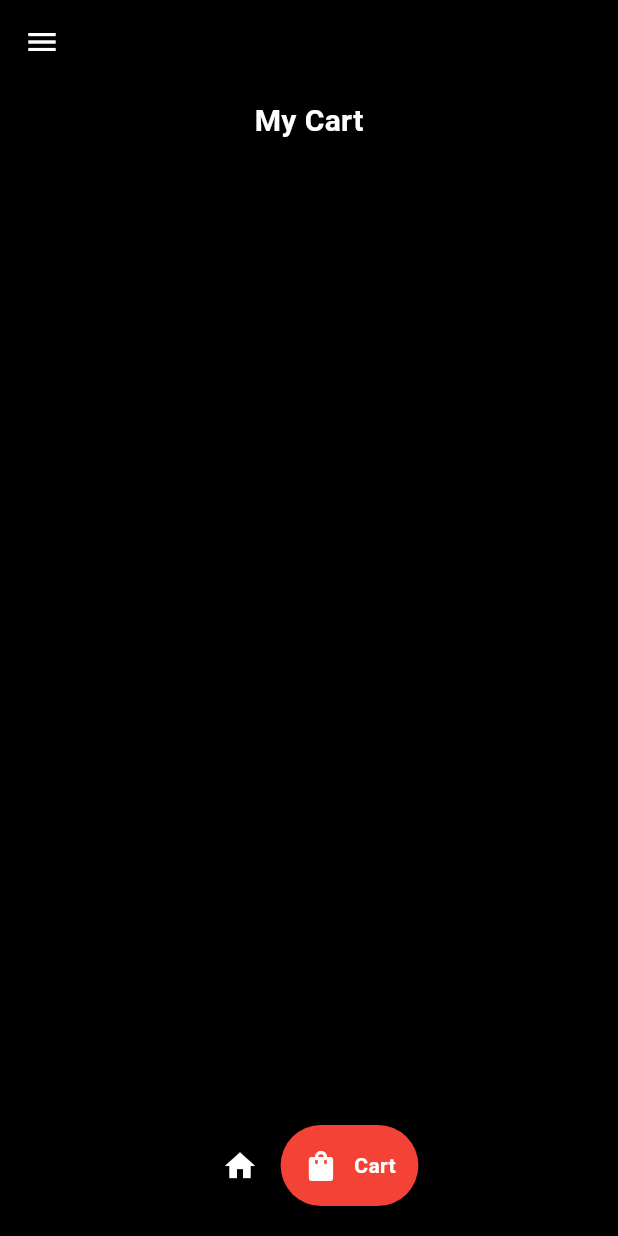
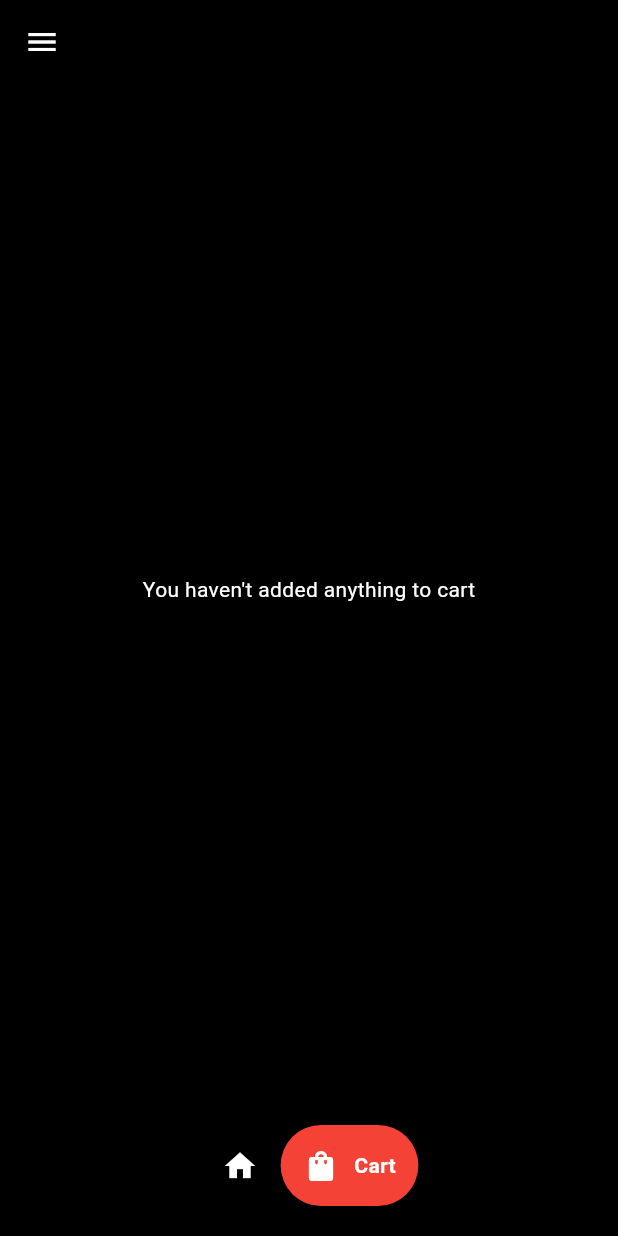
Before and after one commit to itsHuaan/Shop_App, a Flutter app: the HomePage screen opened directly, item 2 of the bottom bar chosen, on a phone screen of 412 x 824 dp. Run offline on Flutter 3.47's test engine with Material 3 defaults, Android fonts, the phone set to English and light mode, and no system bars; drawn by our look-alikes of google_nav_bar.

Commit message:
cart page adjusted

```diff
--- a/lib/pages/cart_page.dart
+++ b/lib/pages/cart_page.dart
@@ -10,7 +10,8 @@ class CartPage extends StatelessWidget {
   @override
   Widget build(BuildContext context) {
     return Consumer<Cart>(
-      builder: (context, value, child) => Padding(
+      builder: (context, value, child) => value.getUserCart().isNotEmpty
+          ? Padding(
               padding: const EdgeInsets.all(10.0),
               child: Column(
                 children: [
@@ -36,6 +37,12 @@ class CartPage extends StatelessWidget {
                   ),
                 ],
               ),
+            )
+          : const Center(
+              child: Text(
+                "You haven't added anything to cart",
+                style: TextStyle(color: Colors.white),
+              ),
             ),
     );
   }
```
Lines whose indentation alone changed are shown as unchanged.
